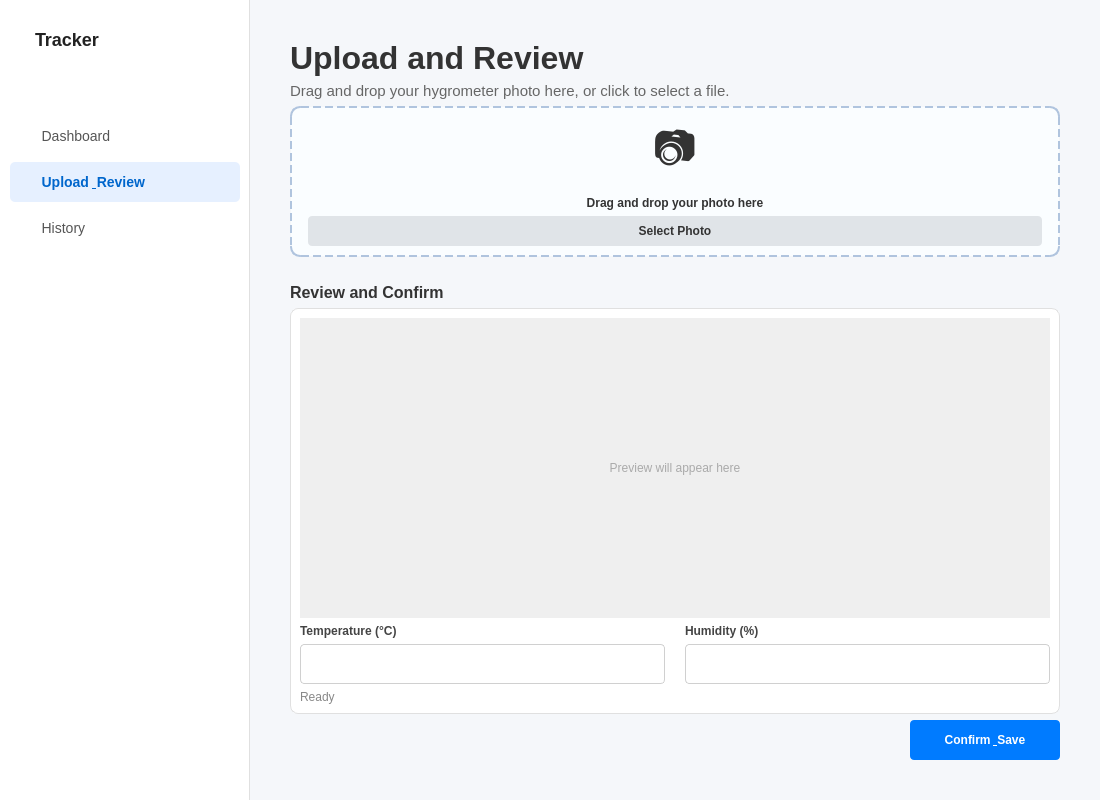
Above: ui/mainwindow.ui from fathihrf/Hygrometer-Image-Processing before the change. Below: the same form after it.
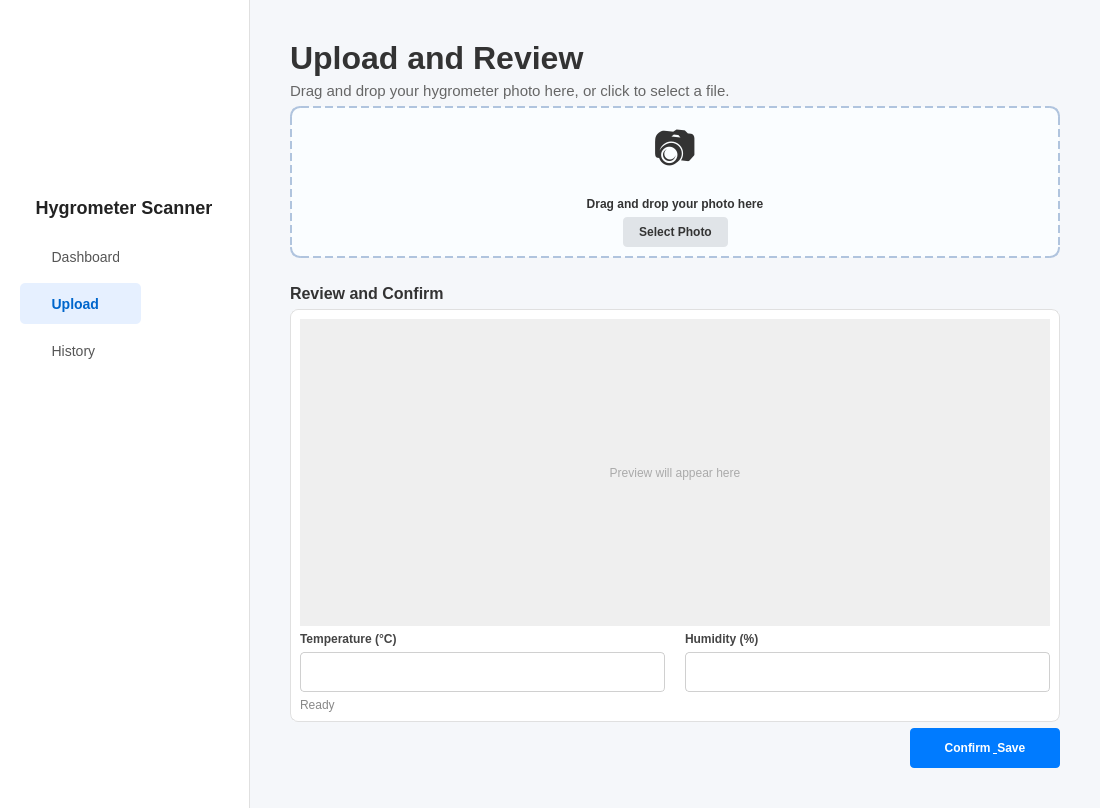
That is the form after the change. The open tabs and pages were chosen to show the change. Icons and pictures are not drawn.

What changed in the file:
```diff
--- a/ui/mainwindow.ui
+++ b/ui/mainwindow.ui
@@ -7,7 +7,7 @@
     <x>0</x>
     <y>0</y>
     <width>1100</width>
-    <height>800</height>
+    <height>808</height>
    </rect>
   </property>
   <property name="windowTitle">
@@ -92,89 +92,154 @@
       <property name="frameShadow">
        <enum>QFrame::Plain</enum>
       </property>
-      <layout class="QVBoxLayout" name="verticalLayout">
-       <property name="leftMargin">
-        <number>10</number>
+      <widget class="QPushButton" name="btn_nav_dashboard">
+       <property name="geometry">
+        <rect>
+         <x>20</x>
+         <y>236</y>
+         <width>119</width>
+         <height>41</height>
+        </rect>
        </property>
-       <property name="rightMargin">
-        <number>10</number>
+       <property name="text">
+        <string>   Dashboard</string>
        </property>
-       <item>
-        <widget class="QLabel" name="label_brand">
-         <property name="text">
-          <string>Tracker</string>
-         </property>
-        </widget>
-       </item>
-       <item>
-        <widget class="QLabel" name="label_brand_2">
-         <property name="text"><string></string></property>
-         <property name="alignment"><set>Qt::AlignCenter</set></property>
-        </widget>
-       </item>
-       <item>
-        <widget class="QLabel" name="label_brand_3">
-         <property name="text"><string></string></property>
-         <property name="alignment"><set>Qt::AlignCenter</set></property>
-        </widget>
-       </item>
-       <item>
-        <widget class="QPushButton" name="btn_nav_dashboard">
-         <property name="text">
-          <string>   Dashboard</string>
-         </property>
-         <property name="checkable">
-          <bool>true</bool>
-         </property>
-         <property name="autoExclusive">
-          <bool>true</bool>
-         </property>
-        </widget>
-       </item>
-       <item>
-        <widget class="QPushButton" name="btn_nav_upload">
-         <property name="text">
-          <string>   Upload &amp; Review</string>
-         </property>
-         <property name="checkable">
-          <bool>true</bool>
-         </property>
-         <property name="checked">
-          <bool>true</bool>
-         </property>
-         <property name="autoExclusive">
-          <bool>true</bool>
-         </property>
-        </widget>
-       </item>
-       <item>
-        <widget class="QPushButton" name="btn_nav_history">
-         <property name="text">
-          <string>   History</string>
-         </property>
-         <property name="checkable">
-          <bool>true</bool>
-         </property>
-         <property name="autoExclusive">
-          <bool>true</bool>
-         </property>
-        </widget>
-       </item>
-
-       <item>
-        <spacer name="verticalSpacer">
-         <property name="orientation">
-          <enum>Qt::Vertical</enum>
-         </property>
-         <property name="sizeHint" stdset="0">
-          <size>
-           <width>20</width>
-           <height>466</height>
-          </size>
-         </property>
-        </spacer>
-       </item>
-      </layout>
+       <property name="checkable">
+        <bool>true</bool>
+       </property>
+       <property name="autoExclusive">
+        <bool>true</bool>
+       </property>
+      </widget>
+      <widget class="QPushButton" name="btn_nav_upload">
+       <property name="geometry">
+        <rect>
+         <x>20</x>
+         <y>283</y>
+         <width>121</width>
+         <height>41</height>
+        </rect>
+       </property>
+       <property name="text">
+        <string>   Upload</string>
+       </property>
+       <property name="checkable">
+        <bool>true</bool>
+       </property>
+       <property name="checked">
+        <bool>true</bool>
+       </property>
+       <property name="autoExclusive">
+        <bool>true</bool>
+       </property>
+      </widget>
+      <widget class="QPushButton" name="btn_nav_history">
+       <property name="geometry">
+        <rect>
+         <x>20</x>
+         <y>330</y>
+         <width>121</width>
+         <height>41</height>
+        </rect>
+       </property>
+       <property name="text">
+        <string>   History</string>
+       </property>
+       <property name="checkable">
+        <bool>true</bool>
+       </property>
+       <property name="autoExclusive">
+        <bool>true</bool>
+       </property>
+      </widget>
+      <widget class="QLabel" name="label_brand">
+       <property name="geometry">
+        <rect>
+         <x>10</x>
+         <y>176</y>
+         <width>228</width>
+         <height>62</height>
+        </rect>
+       </property>
+       <property name="font">
+        <font>
+         <pointsize>-1</pointsize>
+         <weight>75</weight>
+         <bold>true</bold>
+        </font>
+       </property>
+       <property name="text">
+        <string>Hygrometer Scanner</string>
+       </property>
+       <property name="alignment">
+        <set>Qt::AlignCenter</set>
+       </property>
+      </widget>
+      <widget class="QLabel" name="label_brand_3">
+       <property name="geometry">
+        <rect>
+         <x>20</x>
+         <y>70</y>
+         <width>141</width>
+         <height>37</height>
+        </rect>
+       </property>
+       <property name="maximumSize">
+        <size>
+         <width>16777215</width>
+         <height>61</height>
+        </size>
+       </property>
+       <property name="text">
+        <string/>
+       </property>
+       <property name="pixmap">
+        <pixmap resource="plnip.qrc">:/newPrefix/Danantara_Indonesia_(no_SW).svg.png</pixmap>
+       </property>
+       <property name="scaledContents">
+        <bool>true</bool>
+       </property>
+       <property name="alignment">
+        <set>Qt::AlignCenter</set>
+       </property>
+       <property name="margin">
+        <number>0</number>
+       </property>
+      </widget>
+      <widget class="QLabel" name="label_brand_2">
+       <property name="geometry">
+        <rect>
+         <x>10</x>
+         <y>10</y>
+         <width>175</width>
+         <height>51</height>
+        </rect>
+       </property>
+       <property name="sizePolicy">
+        <sizepolicy hsizetype="Preferred" vsizetype="Preferred">
+         <horstretch>0</horstretch>
+         <verstretch>0</verstretch>
+        </sizepolicy>
+       </property>
+       <property name="maximumSize">
+        <size>
+         <width>16777215</width>
+         <height>76</height>
+        </size>
+       </property>
+       <property name="text">
+        <string/>
+       </property>
+       <property name="pixmap">
+        <pixmap resource="plnip.qrc">:/newPrefix/Screenshot 2023-11-30 195942 (1).png</pixmap>
+       </property>
+       <property name="scaledContents">
+        <bool>true</bool>
+       </property>
+       <property name="alignment">
+        <set>Qt::AlignCenter</set>
+       </property>
+      </widget>
      </widget>
     </item>
     <item>
@@ -357,16 +422,26 @@
            </item>
            <item>
             <layout class="QHBoxLayout" name="horizontalLayout_btn">
-                <item>
-                     <spacer name="horizontalSpacer_btn1"><property name="orientation"><enum>Qt::Horizontal</enum></property></spacer>
-                </item>
-                <item>
-                    <widget class="QPushButton" name="btn_select_photo">
-                     <property name="cursor">
-                      <cursorShape>PointingHandCursor</cursorShape>
-                     </property>
-                     <property name="styleSheet">
-                      <string notr="true">
+             <item>
+              <spacer name="horizontalSpacer_btn1">
+               <property name="orientation">
+                <enum>Qt::Horizontal</enum>
+               </property>
+               <property name="sizeHint" stdset="0">
+                <size>
+                 <width>0</width>
+                 <height>0</height>
+                </size>
+               </property>
+              </spacer>
+             </item>
+             <item>
+              <widget class="QPushButton" name="btn_select_photo">
+               <property name="cursor">
+                <cursorShape>PointingHandCursor</cursorShape>
+               </property>
+               <property name="styleSheet">
+                <string notr="true">
                         QPushButton {
                             background-color: #e0e4e8;
                             border: none;
@@ -379,15 +454,25 @@
                             background-color: #d0d4d8;
                         }
                       </string>
-                     </property>
-                     <property name="text">
-                      <string>Select Photo</string>
-                     </property>
-                    </widget>
-                </item>
-                <item>
-                     <spacer name="horizontalSpacer_btn2"><property name="orientation"><enum>Qt::Horizontal</enum></property></spacer>
-                </item>
+               </property>
+               <property name="text">
+                <string>Select Photo</string>
+               </property>
+              </widget>
+             </item>
+             <item>
+              <spacer name="horizontalSpacer_btn2">
+               <property name="orientation">
+                <enum>Qt::Horizontal</enum>
+               </property>
+               <property name="sizeHint" stdset="0">
+                <size>
+                 <width>0</width>
+                 <height>0</height>
+                </size>
+               </property>
+              </spacer>
+             </item>
             </layout>
            </item>
           </layout>
@@ -456,6 +541,14 @@
                 <string notr="true">border: none;</string>
             </property>
              <widget class="QWidget" name="scrollAreaWidgetContents">
+              <property name="geometry">
+               <rect>
+                <x>0</x>
+                <y>0</y>
+                <width>135</width>
+                <height>283</height>
+               </rect>
+              </property>
               <layout class="QHBoxLayout" name="horizontalLayout_2">
                <item>
                 <widget class="QLabel" name="lbl_image_preview">
```
Left out of the diff: 208 changed lines with no effect on the pictures.
